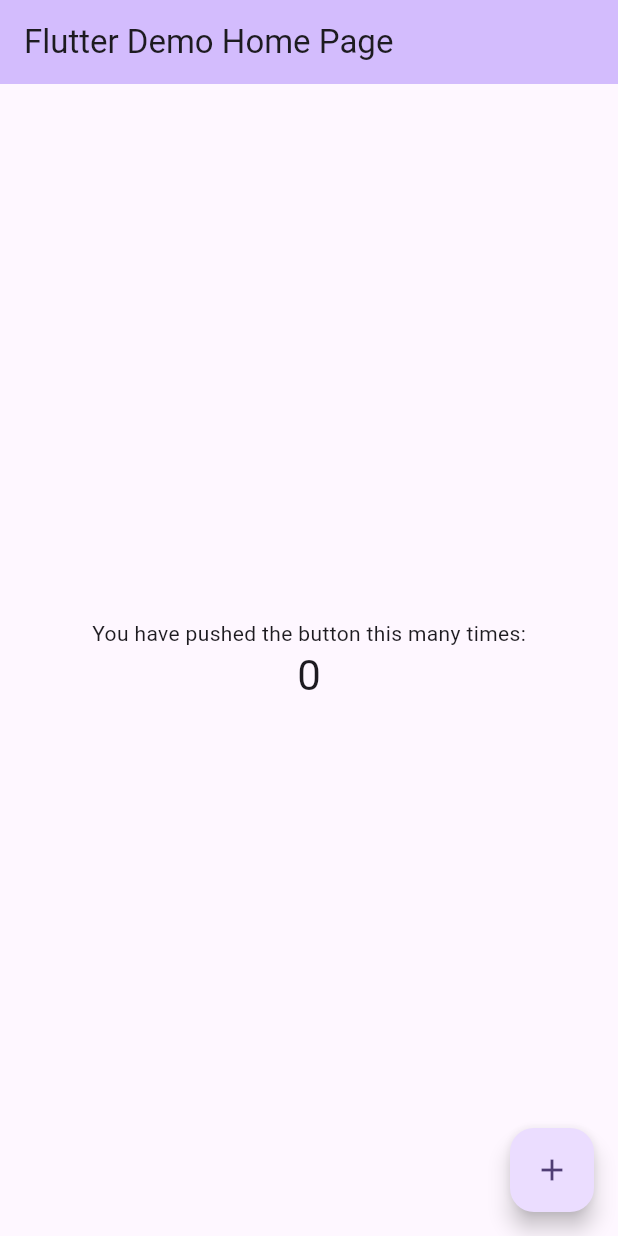
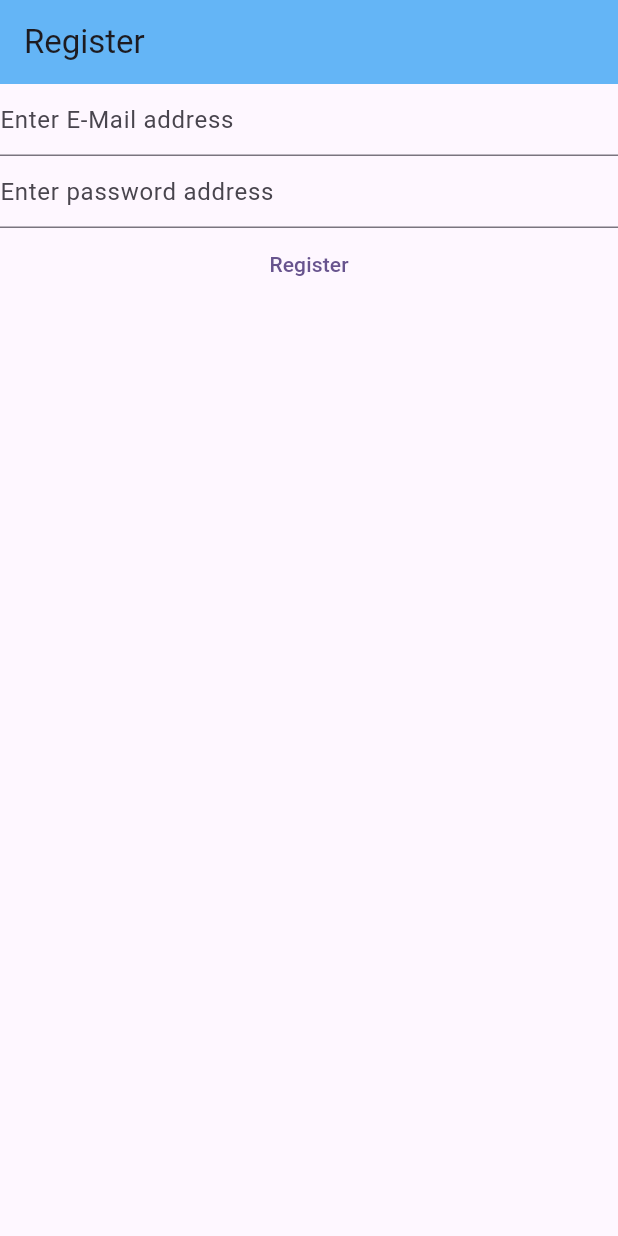
Before and after one commit to adv-p-n/myfirstapp, a Flutter app: the screen it shows after launch, on a phone screen of 412 x 824 dp. Run offline on Flutter 3.47's test engine with Material 3 defaults, Android fonts, the phone set to English and light mode, and no system bars; our stand-ins replace firebase_auth, firebase_core; accounts and stored records are empty.

Commit message:
Register page satrted

```diff
--- a/lib/main.dart
+++ b/lib/main.dart
@@ -1,125 +1,72 @@
 import 'package:flutter/material.dart';
+import 'package:firebase_auth/firebase_auth.dart';
 
 void main() {
-  runApp(const MyApp());
-}
-
-class MyApp extends StatelessWidget {
-  const MyApp({super.key});
-
-  // This widget is the root of your application.
-  @override
-  Widget build(BuildContext context) {
-    return MaterialApp(
+  runApp(MaterialApp(
     title: 'Flutter Demo',
     theme: ThemeData(
-        // This is the theme of your application.
-        //
-        // TRY THIS: Try running your application with "flutter run". You'll see
-        // the application has a blue toolbar. Then, without quitting the app,
-        // try changing the seedColor in the colorScheme below to Colors.green
-        // and then invoke "hot reload" (save your changes or press the "hot
-        // reload" button in a Flutter-supported IDE, or press "r" if you used
-        // the command line to start the app).
-        //
-        // Notice that the counter didn't reset back to zero; the application
-        // state is not lost during the reload. To reset the state, use hot
-        // restart instead.
-        //
-        // This works for code too, not just values: Most code changes can be
-        // tested with just a hot reload.
       colorScheme: ColorScheme.fromSeed(seedColor: Colors.deepPurple),
       useMaterial3: true,
     ),
-      home: const MyHomePage(title: 'Flutter Demo Home Page'),
-    );
-  }
+    home: const HomePage(),
+  ));
 }
 
-class MyHomePage extends StatefulWidget {
-  const MyHomePage({super.key, required this.title});
-
-  // This widget is the home page of your application. It is stateful, meaning
-  // that it has a State object (defined below) that contains fields that affect
-  // how it looks.
-
-  // This class is the configuration for the state. It holds the values (in this
-  // case the title) provided by the parent (in this case the App widget) and
-  // used by the build method of the State. Fields in a Widget subclass are
-  // always marked "final".
-
-  final String title;
+class HomePage extends StatefulWidget {
+  const HomePage({super.key});
 
   @override
-  State<MyHomePage> createState() => _MyHomePageState();
+  State<HomePage> createState() => _HomePageState();
 }
 
-class _MyHomePageState extends State<MyHomePage> {
-  int _counter = 0;
+class _HomePageState extends State<HomePage> {
+  late final TextEditingController _email;
+  late final TextEditingController _password;
 
-  void _incrementCounter() {
-    setState(() {
-      // This call to setState tells the Flutter framework that something has
-      // changed in this State, which causes it to rerun the build method below
-      // so that the display can reflect the updated values. If we changed
-      // _counter without calling setState(), then the build method would not be
-      // called again, and so nothing would appear to happen.
-      _counter++;
-    });
+  @override
+  void initState() {
+    // TODO: implement initState
+    _email = TextEditingController();
+    _password = TextEditingController();
+  }
+
+  @override
+  void dispose() {
+    // TODO: implement dispose
+    _email.dispose();
+    _password.dispose();
   }
 
   @override
   Widget build(BuildContext context) {
-    // This method is rerun every time setState is called, for instance as done
-    // by the _incrementCounter method above.
-    //
-    // The Flutter framework has been optimized to make rerunning build methods
-    // fast, so that you can just rebuild anything that needs updating rather
-    // than having to individually change instances of widgets.
     return Scaffold(
       appBar: AppBar(
-        // TRY THIS: Try changing the color here to a specific color (to
-        // Colors.amber, perhaps?) and trigger a hot reload to see the AppBar
-        // change color while the other colors stay the same.
-        backgroundColor: Theme.of(context).colorScheme.inversePrimary,
-        // Here we take the value from the MyHomePage object that was created by
-        // the App.build method, and use it to set our appbar title.
-        title: Text(widget.title),
+        title: const Text("Register"),
+        backgroundColor: Colors.blue[300],
       ),
-      body: Center(
-        // Center is a layout widget. It takes a single child and positions it
-        // in the middle of the parent.
-        child: Column(
-          // Column is also a layout widget. It takes a list of children and
-          // arranges them vertically. By default, it sizes itself to fit its
-          // children horizontally, and tries to be as tall as its parent.
-          //
-          // Column has various properties to control how it sizes itself and
-          // how it positions its children. Here we use mainAxisAlignment to
-          // center the children vertically; the main axis here is the vertical
-          // axis because Columns are vertical (the cross axis would be
-          // horizontal).
-          //
-          // TRY THIS: Invoke "debug painting" (choose the "Toggle Debug Paint"
-          // action in the IDE, or press "p" in the console), to see the
-          // wireframe for each widget.
-          mainAxisAlignment: MainAxisAlignment.center,
-          children: <Widget>[
-            const Text(
-              'You have pushed the button this many times:',
+      body: Column(
+        children: [
+          TextField(
+            keyboardType: TextInputType.emailAddress,
+            enableSuggestions: false,
+            autocorrect: false,
+            decoration: const InputDecoration(hintText: "Enter E-Mail address"),
+            controller: _email,
           ),
-            Text(
-              '$_counter',
-              style: Theme.of(context).textTheme.headlineMedium,
+          TextField(
+            obscureText: true,
+            enableSuggestions: false,
+            autocorrect: false,
+            decoration:
+                const InputDecoration(hintText: "Enter password address"),
+            controller: _password,
+          ),
+          TextButton(
+            onPressed: () async {},
+            child: const Text("Register"),
           ),
         ],
       ),
-      ),
-      floatingActionButton: FloatingActionButton(
-        onPressed: _incrementCounter,
-        tooltip: 'Increment',
-        child: const Icon(Icons.add),
-      ), // This trailing comma makes auto-formatting nicer for build methods.
     );
   }
 }
```
Lines whose indentation alone changed are shown as unchanged.
